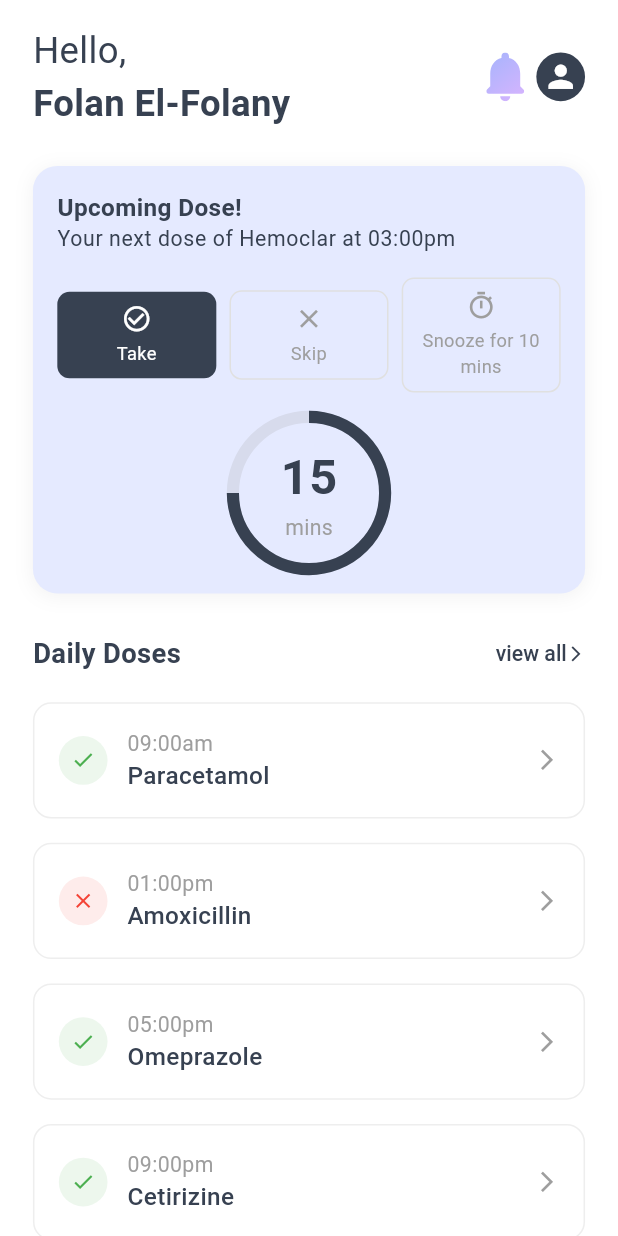
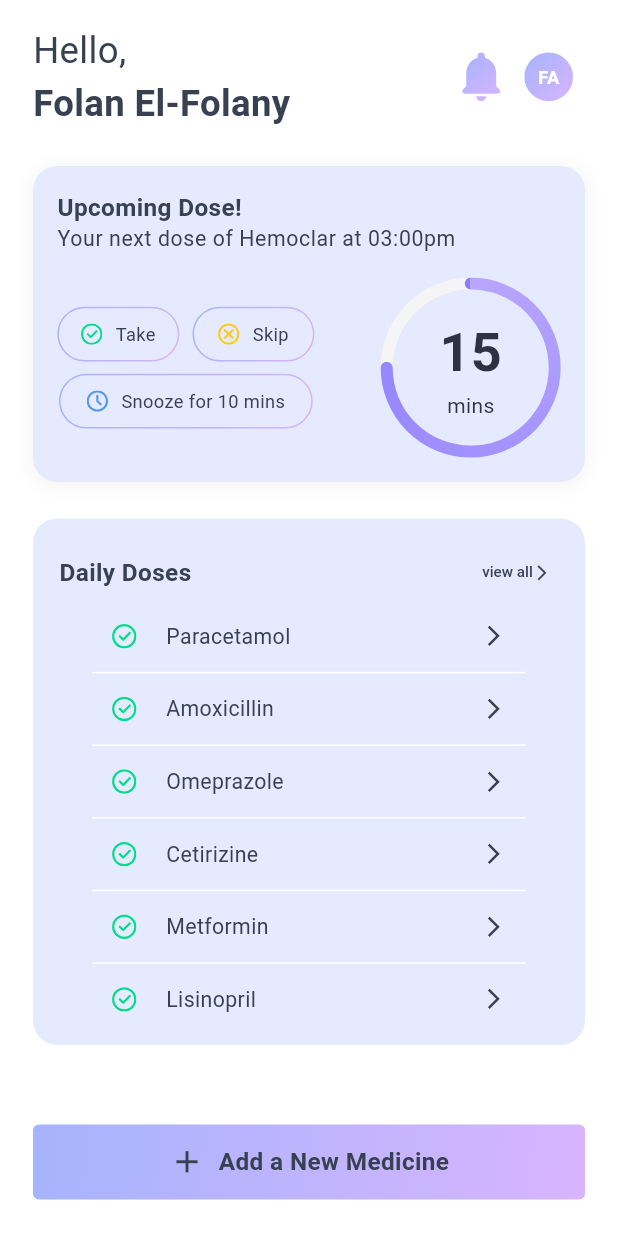
Before and after one commit to ahmed-tarek-salem/ovida, a Flutter app: the screen it shows after launch, after a tap on "Take", on a phone screen of 412 x 824 dp. Run offline on Flutter 3.47's test engine with Material 3 defaults, Android fonts, the phone set to English and light mode, and no system bars; our stand-ins replace auto_route, bloc, dio, equatable, flutter_bloc, flutter_form_builder and 9 more; accounts and stored records are empty; Roboto replaces fonts that are missing (ReadexPro).

Commit message:
feat: Add home screen ui

```diff
--- a/lib/src/core/constants/app_icons.dart
+++ b/lib/src/core/constants/app_icons.dart
@@ -6,4 +6,7 @@ class AppIcons {
   static const String calendar = '${_path}calendar.svg';
   static const String add = '${_path}add.svg';
   static const String notifications = '${_path}notifications.svg';
+  static const String take = '${_path}take.svg';
+  static const String snooze = '${_path}snooze.svg';
+  static const String skip = '${_path}skip.svg';
 }
--- /dev/null
+++ b/lib/src/features/daily_doses/presentation/cubit/daily_doses_cubit.dart
@@ -0,0 +1,8 @@
+import 'package:bloc/bloc.dart';
+import 'package:equatable/equatable.dart';
+
+part 'daily_doses_state.dart';
+
+class DailyDosesCubit extends Cubit<DailyDosesState> {
+  DailyDosesCubit() : super(DailyDosesInitial());
+}
--- /dev/null
+++ b/lib/src/features/daily_doses/presentation/cubit/daily_doses_state.dart
@@ -0,0 +1,10 @@
+part of 'daily_doses_cubit.dart';
+
+abstract class DailyDosesState extends Equatable {
+  const DailyDosesState();
+
+  @override
+  List<Object> get props => [];
+}
+
+class DailyDosesInitial extends DailyDosesState {}
--- /dev/null
+++ b/lib/src/features/daily_doses/presentation/screens/daily_doses_screen.dart
@@ -0,0 +1,10 @@
+import 'package:flutter/material.dart';
+
+class DailyDosesScreen extends StatelessWidget {
+  const DailyDosesScreen({super.key});
+
+  @override
+  Widget build(BuildContext context) {
+    return Scaffold();
+  }
+}
--- /dev/null
+++ b/lib/src/features/home/presentation/containers/home_header_container.dart
@@ -0,0 +1,61 @@
+part of 'package:ovida/src/features/home/presentation/screens/home_screen.dart';
+
+class _HomeHeaderContainer extends StatelessWidget {
+  const _HomeHeaderContainer({super.key});
+
+  @override
+  Widget build(BuildContext context) {
+    return Row(
+      children: [
+        Column(
+          crossAxisAlignment: CrossAxisAlignment.start,
+          children: [
+            Text(
+              'Hello,',
+              style: TextStyle(
+                fontSize: 24.sp,
+                color: AppColors.primary,
+                fontWeight: FontWeight.w400,
+              ),
+            ),
+            Text(
+              'Folan El-Folany',
+              style: TextStyle(
+                fontSize: 24.sp,
+                color: AppColors.primary,
+                fontWeight: FontWeight.w700,
+              ),
+            ),
+          ],
+        ),
+        const Spacer(),
+        IconButton(
+          onPressed: () {},
+          icon: SvgPicture.asset(
+            AppIcons.notifications,
+            height: 32.r,
+          ),
+        ),
+        IconButton(
+          onPressed: () {},
+          icon: Container(
+            width: 32.r,
+            height: 32.r,
+            decoration: BoxDecoration(
+                shape: BoxShape.circle, gradient: AppColors.primaryGradient),
+            child: Center(
+              child: Text(
+                "FA",
+                style: TextStyle(
+                  fontSize: 12.sp,
+                  color: Colors.white,
+                  fontWeight: FontWeight.w700,
+                ),
+              ),
+            ),
+          ),
+        ),
+      ],
+    );
+  }
+}
--- /dev/null
+++ b/lib/src/features/home/presentation/containers/upcoming_dose_container.dart
@@ -0,0 +1,215 @@
+part of 'package:ovida/src/features/home/presentation/screens/home_screen.dart';
+
+class _UpcomingDoseContainer extends StatelessWidget {
+  const _UpcomingDoseContainer();
+
+  @override
+  Widget build(BuildContext context) {
+    return Container(
+      padding: EdgeInsets.all(16.r),
+      decoration: BoxDecoration(
+        color: AppColors.sectionsBackground,
+        borderRadius: BorderRadius.circular(16.r),
+        boxShadow: [
+          BoxShadow(
+            color: Colors.black.withOpacity(0.05),
+            blurRadius: 10,
+            offset: const Offset(0, 2),
+          ),
+        ],
+      ),
+      child: Column(
+        crossAxisAlignment: CrossAxisAlignment.start,
+        children: [
+          Text(
+            'Upcoming Dose!',
+            style: TextStyle(
+              fontSize: 16.sp,
+              fontWeight: FontWeight.w700,
+            ),
+          ),
+          Text('Your next dose of Hemoclar at 03:00pm',
+              style: Theme.of(context).textTheme.bodySmall),
+          SizedBox(height: 16.h),
+          Row(
+            children: [
+              Column(
+                children: [
+                  Row(
+                    children: [
+                      BorderedButtonWithIcon(
+                        height: 36.h,
+                        width: 74.w,
+                        text: "Take",
+                        iconPath: AppIcons.take,
+                        onPressed: () {},
+                      ),
+                      SizedBox(width: 8.w),
+                      BorderedButtonWithIcon(
+                        height: 36.h,
+                        width: 74.w,
+                        text: "Skip",
+                        iconPath: AppIcons.skip,
+                        onPressed: () {},
+                      ),
+                    ],
+                  ),
+                  SizedBox(height: 8.h),
+                  BorderedButtonWithIcon(
+                    height: 36.h,
+                    width: 154.w,
+                    text: "Snooze for 10 mins",
+                    iconPath: AppIcons.snooze,
+                    onPressed: () {},
+                  ),
+                ],
+              ),
+              Spacer(),
+              GradientTimerWidget(
+                totalTimeInMinutes: 15,
+                gradientColors: const [
+                  Color(0xFFB8A6FF),
+                  Color(0xFF8B7CFF)
+                ], // Purple gradient
+                strokeWidth: 8.0,
+              ),
+            ],
+          ),
+        ],
+      ),
+    );
+  }
+}
+
+class GradientTimerWidget extends StatefulWidget {
+  final int totalTimeInMinutes;
+  final List<Color> gradientColors;
+  final double strokeWidth;
+  final TextStyle timeTextStyle;
+  final TextStyle labelTextStyle;
+
+  const GradientTimerWidget({
+    Key? key,
+    required this.totalTimeInMinutes,
+    this.gradientColors = const [Color(0xFFB8A6FF), Color(0xFF8B7CFF)],
+    this.strokeWidth = 8.0,
+    this.timeTextStyle = const TextStyle(
+      fontSize: 36,
+      fontWeight: FontWeight.bold,
+      color: Color(0xFF2D3142),
+    ),
+    this.labelTextStyle = const TextStyle(
+      fontSize: 14,
+      color: Color(0xFF2D3142),
+    ),
+  }) : super(key: key);
+
+  @override
+  State<GradientTimerWidget> createState() => _GradientTimerWidgetState();
+}
+
+class _GradientTimerWidgetState extends State<GradientTimerWidget> {
+  double _progress = 0.5;
+
+  @override
+  void initState() {
+    super.initState();
+  }
+
+  @override
+  void dispose() {
+    super.dispose();
+  }
+
+  @override
+  Widget build(BuildContext context) {
+    return Stack(
+      alignment: Alignment.center,
+      children: [
+        SizedBox(
+          width: 120,
+          height: 120,
+          child: CustomPaint(
+            painter: GradientCircularProgressPainter(
+              progress: 0.75,
+              strokeWidth: widget.strokeWidth,
+              gradientColors: widget.gradientColors,
+            ),
+          ),
+        ),
+        Column(
+          mainAxisSize: MainAxisSize.min,
+          children: [
+            Text(
+              "15",
+              style: widget.timeTextStyle,
+            ),
+            Text(
+              'mins',
+              style: widget.labelTextStyle,
+            ),
+          ],
+        ),
+      ],
+    );
+  }
+}
+
+class GradientCircularProgressPainter extends CustomPainter {
+  final double progress;
+  final double strokeWidth;
+  final List<Color> gradientColors;
+
+  GradientCircularProgressPainter({
+    required this.progress,
+    required this.strokeWidth,
+    required this.gradientColors,
+  });
+
+  @override
+  void paint(Canvas canvas, Size size) {
+    final center = Offset(size.width / 2, size.height / 2);
+    final radius = (size.width - strokeWidth) / 2;
+
+    // Background circle (optional - light gray background)
+    final backgroundPaint = Paint()
+      ..color = Colors.grey.shade100
+      ..style = PaintingStyle.stroke
+      ..strokeWidth = strokeWidth;
+
+    canvas.drawCircle(center, radius, backgroundPaint);
+
+    // Progress arc with gradient
+    final rect = Rect.fromCircle(center: center, radius: radius);
+    final gradient = SweepGradient(
+      colors: gradientColors,
+      startAngle: 3 * 3.14 / 2, // Start from top (270 degrees)
+      endAngle: 7 * 3.14 / 2, // Full circle (270 + 360 degrees)
+      tileMode: TileMode.repeated,
+    );
+
+    final progressPaint = Paint()
+      ..shader = gradient.createShader(rect)
+      ..style = PaintingStyle.stroke
+      ..strokeWidth = strokeWidth
+      ..strokeCap = StrokeCap.round;
+
+    final startAngle = -3.14 / 2; // Start from top (270 degrees in radians)
+    final sweepAngle = 2 * 3.14 * progress; // Full circle is 2*PI radians
+
+    canvas.drawArc(
+      rect,
+      startAngle,
+      sweepAngle,
+      false,
+      progressPaint,
+    );
+  }
+
+  @override
+  bool shouldRepaint(covariant GradientCircularProgressPainter oldDelegate) {
+    return oldDelegate.progress != progress ||
+        oldDelegate.strokeWidth != strokeWidth ||
+        oldDelegate.gradientColors != gradientColors;
+  }
+}
--- a/lib/src/features/home/presentation/screens/home_screen.dart
+++ b/lib/src/features/home/presentation/screens/home_screen.dart
@@ -1,9 +1,18 @@
+import 'dart:async';
+
 import 'package:flutter/material.dart';
 import 'package:flutter_screenutil/flutter_screenutil.dart';
 import 'package:flutter_svg/flutter_svg.dart';
 import 'package:ovida/src/core/constants/app_colors.dart';
 import 'package:ovida/src/core/constants/app_constants.dart';
 import 'package:ovida/src/core/constants/app_icons.dart';
+import 'package:ovida/src/core/shared/widgets/gradient_elevated_button.dart';
+import 'package:ovida/src/core/utilities/app_logger.dart';
+import 'package:ovida/src/features/home/presentation/widgets/dose_tile.dart';
+import 'package:ovida/src/features/home/presentation/widgets/gradient_bordered_button_with_icon.dart';
+
+part '../containers/home_header_container.dart';
+part '../containers/upcoming_dose_container.dart';
 
 class HomeScreen extends StatelessWidget {
   const HomeScreen({super.key});
@@ -12,196 +21,27 @@ class HomeScreen extends StatelessWidget {
   Widget build(BuildContext context) {
     return Scaffold(
       body: SafeArea(
+        child: Column(
+          children: [
+            Expanded(
               child: ListView(
                 padding: EdgeInsets.symmetric(
                   horizontal: AppConstants.horizontalPadding,
                 ),
                 children: [
                   SizedBox(height: 16.h),
-            _buildHeader(),
+                  _HomeHeaderContainer(),
                   SizedBox(height: 24.h),
-            _buildUpcomingDose(context),
+                  _UpcomingDoseContainer(),
                   SizedBox(height: 24.h),
                   _buildDailyDoses(),
-            SizedBox(height: 24.h),
-            _buildAddMedicineButton(),
                   SizedBox(height: 24.h),
                 ],
               ),
             ),
-    );
-  }
-
-  Widget _buildHeader() {
-    return Row(
-      children: [
-        Column(
-          crossAxisAlignment: CrossAxisAlignment.start,
-          children: [
-            Text(
-              'Hello,',
-              style: TextStyle(
-                fontSize: 24.sp,
-                color: AppColors.primary,
-                fontWeight: FontWeight.w400,
-              ),
-            ),
-            Text(
-              'Folan El-Folany',
-              style: TextStyle(
-                fontSize: 24.sp,
-                color: AppColors.primary,
-                fontWeight: FontWeight.w700,
-              ),
-            ),
+            _buildAddMedicineButton(),
+            SizedBox(height: 24.h),
           ],
-        ),
-        const Spacer(),
-        IconButton(
-          onPressed: () {},
-          icon: SvgPicture.asset(
-            AppIcons.notifications,
-            height: 32.r,
-          ),
-        ),
-        CircleAvatar(
-          radius: 16.r,
-          backgroundColor: AppColors.primary,
-          child: Icon(Icons.person, color: Colors.white, size: 24.r),
-        ),
-      ],
-    );
-  }
-
-  Widget _buildUpcomingDose(BuildContext context) {
-    return Container(
-      padding: EdgeInsets.all(16.r),
-      decoration: BoxDecoration(
-        color: AppColors.sectionsBackground,
-        borderRadius: BorderRadius.circular(16.r),
-        boxShadow: [
-          BoxShadow(
-            color: Colors.black.withOpacity(0.05),
-            blurRadius: 10,
-            offset: const Offset(0, 2),
-          ),
-        ],
-      ),
-      child: Column(
-        crossAxisAlignment: CrossAxisAlignment.start,
-        children: [
-          Text(
-            'Upcoming Dose!',
-            style: TextStyle(
-              fontSize: 16.sp,
-              fontWeight: FontWeight.w700,
-            ),
-          ),
-          Text('Your next dose of Hemoclar at 03:00pm',
-              style: Theme.of(context).textTheme.bodySmall),
-          SizedBox(height: 16.h),
-          Row(
-            children: [
-              _buildActionButton(
-                onTap: () {},
-                text: 'Take',
-                icon: Icons.check_circle_outline,
-                isPrimary: true,
-              ),
-              SizedBox(width: 8.w),
-              _buildActionButton(
-                onTap: () {},
-                text: 'Skip',
-                icon: Icons.close,
-              ),
-              SizedBox(width: 8.w),
-              _buildActionButton(
-                onTap: () {},
-                text: 'Snooze for 10 mins',
-                icon: Icons.timer_outlined,
-              ),
-            ],
-          ),
-          SizedBox(height: 16.h),
-          Center(
-            child: Stack(
-              alignment: Alignment.center,
-              children: [
-                SizedBox(
-                  height: 100.r,
-                  width: 100.r,
-                  child: CircularProgressIndicator(
-                    value: 0.75,
-                    strokeWidth: 8.r,
-                    backgroundColor: Colors.grey.withOpacity(0.2),
-                    valueColor: AlwaysStoppedAnimation(AppColors.primary),
-                  ),
-                ),
-                Column(
-                  children: [
-                    Text(
-                      '15',
-                      style: TextStyle(
-                        fontSize: 32.sp,
-                        fontWeight: FontWeight.w700,
-                      ),
-                    ),
-                    Text(
-                      'mins',
-                      style: TextStyle(
-                        fontSize: 14.sp,
-                        color: Colors.grey,
-                      ),
-                    ),
-                  ],
-                ),
-              ],
-            ),
-          ),
-        ],
-      ),
-    );
-  }
-
-  Widget _buildActionButton({
-    required VoidCallback onTap,
-    required String text,
-    required IconData icon,
-    bool isPrimary = false,
-  }) {
-    return Expanded(
-      child: Material(
-        color: isPrimary ? AppColors.primary : Colors.transparent,
-        borderRadius: BorderRadius.circular(8.r),
-        child: InkWell(
-          onTap: onTap,
-          borderRadius: BorderRadius.circular(8.r),
-          child: Container(
-            padding: EdgeInsets.symmetric(vertical: 8.h),
-            decoration: BoxDecoration(
-              border:
-                  isPrimary ? null : Border.all(color: Colors.grey.shade300),
-              borderRadius: BorderRadius.circular(8.r),
-            ),
-            child: Column(
-              children: [
-                Icon(
-                  icon,
-                  color: isPrimary ? Colors.white : Colors.grey,
-                  size: 20.r,
-                ),
-                SizedBox(height: 4.h),
-                Text(
-                  text,
-                  style: TextStyle(
-                    fontSize: 12.sp,
-                    color: isPrimary ? Colors.white : Colors.grey,
-                  ),
-                  textAlign: TextAlign.center,
-                ),
-              ],
-            ),
-          ),
         ),
       ),
     );
@@ -217,7 +57,13 @@ class HomeScreen extends StatelessWidget {
       {'time': '05:00am', 'medicine': 'Lisinopril', 'taken': true},
     ];
 
-    return Column(
+    return Container(
+      padding: EdgeInsets.symmetric(vertical: 20.h, horizontal: 16.w),
+      decoration: BoxDecoration(
+        color: AppColors.sectionsBackground,
+        borderRadius: BorderRadius.circular(16.r),
+      ),
+      child: Column(
         crossAxisAlignment: CrossAxisAlignment.start,
         children: [
           Row(
@@ -226,8 +72,8 @@ class HomeScreen extends StatelessWidget {
               Text(
                 'Daily Doses',
                 style: TextStyle(
-                fontSize: 18.sp,
-                fontWeight: FontWeight.w600,
+                  fontSize: 16.sp,
+                  fontWeight: FontWeight.w700,
                 ),
               ),
               TextButton(
@@ -237,7 +83,7 @@ class HomeScreen extends StatelessWidget {
                     Text(
                       'view all',
                       style: TextStyle(
-                      fontSize: 14.sp,
+                        fontSize: 10.sp,
                         color: AppColors.primary,
                       ),
                     ),
@@ -252,93 +98,33 @@ class HomeScreen extends StatelessWidget {
             ],
           ),
           SizedBox(height: 16.h),
-        ...doses.map((dose) => _buildDoseItem(
-              time: dose['time'] as String,
-              medicine: dose['medicine'] as String,
-              taken: dose['taken'] as bool,
-            )),
-      ],
-    );
-  }
-
-  Widget _buildDoseItem({
-    required String time,
-    required String medicine,
-    required bool taken,
-  }) {
-    return Padding(
-      padding: EdgeInsets.only(bottom: 16.h),
-      child: InkWell(
-        onTap: () {},
-        borderRadius: BorderRadius.circular(12.r),
-        child: Container(
-          padding: EdgeInsets.all(16.r),
-          decoration: BoxDecoration(
-            color: Colors.white,
-            borderRadius: BorderRadius.circular(12.r),
-            border: Border.all(color: Colors.grey.shade200),
-          ),
-          child: Row(
-            children: [
-              Container(
-                padding: EdgeInsets.all(8.r),
-                decoration: BoxDecoration(
-                  color: taken
-                      ? Colors.green.withOpacity(0.1)
-                      : Colors.red.withOpacity(0.1),
-                  shape: BoxShape.circle,
-                ),
-                child: Icon(
-                  taken ? Icons.check : Icons.close,
-                  color: taken ? Colors.green : Colors.red,
-                  size: 16.r,
+          ...List.generate(
+            doses.length,
+            (index) => Padding(
+              padding: EdgeInsets.symmetric(
+                  horizontal: AppConstants.horizontalPadding),
+              child: DoseTile(
+                time: doses[index]['time'] as String,
+                medicine: doses[index]['medicine'] as String,
+                withOutDivider: index == doses.length - 1,
               ),
             ),
-              SizedBox(width: 12.w),
-              Column(
-                crossAxisAlignment: CrossAxisAlignment.start,
-                children: [
-                  Text(
-                    time,
-                    style: TextStyle(
-                      fontSize: 14.sp,
-                      color: Colors.grey,
           ),
-                  ),
-                  Text(
-                    medicine,
-                    style: TextStyle(
-                      fontSize: 16.sp,
-                      fontWeight: FontWeight.w500,
-                    ),
-                  ),
+          // ...doses.map((dose) => _buildDoseItem(
+          //       time: dose['time'] as String,
+          //       medicine: dose['medicine'] as String,
+          //       taken: dose['taken'] as bool,
+          //     )),
         ],
-              ),
-              const Spacer(),
-              Icon(
-                Icons.arrow_forward_ios,
-                size: 16.r,
-                color: Colors.grey,
-              ),
-            ],
-          ),
-        ),
       ),
     );
   }
 
   Widget _buildAddMedicineButton() {
-    return Material(
-      color: Colors.transparent,
-      child: InkWell(
-        onTap: () {},
-        borderRadius: BorderRadius.circular(12.r),
-        child: Container(
-          padding: EdgeInsets.all(16.r),
-          decoration: BoxDecoration(
-            border: Border.all(color: Colors.grey.shade300),
-            borderRadius: BorderRadius.circular(12.r),
-          ),
+    return Padding(
+      padding: EdgeInsets.symmetric(horizontal: AppConstants.horizontalPadding),
+      child: GradientButton(
+        onPressed: () {},
         child: Row(
           mainAxisAlignment: MainAxisAlignment.center,
           children: [
@@ -353,13 +139,12 @@ class HomeScreen extends StatelessWidget {
               style: TextStyle(
                 fontSize: 16.sp,
                 color: AppColors.primary,
-                  fontWeight: FontWeight.w500,
+                fontWeight: FontWeight.w700,
               ),
             ),
           ],
         ),
       ),
-      ),
     );
   }
 }
--- /dev/null
+++ b/lib/src/features/home/presentation/widgets/dose_tile.dart
@@ -0,0 +1,50 @@
+import 'package:flutter/material.dart';
+import 'package:flutter_screenutil/flutter_screenutil.dart';
+import 'package:flutter_svg/flutter_svg.dart';
+import 'package:ovida/src/core/constants/app_colors.dart';
+import 'package:ovida/src/core/constants/app_icons.dart';
+
+class DoseTile extends StatelessWidget {
+  final String time;
+  final String medicine;
+  final bool withOutDivider;
+  const DoseTile(
+      {super.key,
+      required this.time,
+      required this.medicine,
+      this.withOutDivider = false});
+
+  @override
+  Widget build(BuildContext context) {
+    return Column(
+      children: [
+        Padding(
+          padding: EdgeInsets.symmetric(horizontal: 12.w),
+          child: Row(
+            children: [
+              SvgPicture.asset(
+                AppIcons.take,
+                height: 16.r,
+              ),
+              SizedBox(width: 18.w),
+              Text(
+                medicine,
+                style: TextStyle(
+                  fontSize: 14.sp,
+                  fontWeight: FontWeight.w400,
+                ),
+              ),
+              const Spacer(),
+              Icon(
+                Icons.arrow_forward_ios,
+                size: 16.r,
+                color: AppColors.primary,
+              ),
+            ],
+          ),
+        ),
+        if (!withOutDivider) Divider(color: Colors.white, height: 28.h),
+      ],
+    );
+  }
+}
--- /dev/null
+++ b/lib/src/features/home/presentation/widgets/gradient_bordered_button_with_icon.dart
@@ -0,0 +1,51 @@
+import 'package:flutter/material.dart';
+import 'package:flutter_screenutil/flutter_screenutil.dart';
+import 'package:flutter_svg/flutter_svg.dart';
+import 'package:gradient_borders/box_borders/gradient_box_border.dart';
+import 'package:ovida/src/core/constants/app_colors.dart';
+
+class BorderedButtonWithIcon extends StatelessWidget {
+  final double height;
+  final double width;
+  final String text;
+  final String iconPath;
+  final VoidCallback onPressed;
+  const BorderedButtonWithIcon({
+    required this.height,
+    required this.width,
+    required this.text,
+    required this.iconPath,
+    required this.onPressed,
+    super.key,
+  });
+
+  @override
+  Widget build(BuildContext context) {
+    return Container(
+      height: height,
+      width: width,
+      decoration: BoxDecoration(
+          border: GradientBoxBorder(
+            gradient: AppColors.primaryGradient,
+            width: 1.sp,
+          ),
+          borderRadius: BorderRadius.circular(50.sp)),
+      child: GestureDetector(
+        onTap: onPressed,
+        child: Row(
+          mainAxisAlignment: MainAxisAlignment.center,
+          children: [
+            SvgPicture.asset(iconPath, height: 14.h),
+            SizedBox(width: 8.w),
+            Text(
+              text,
+              style: TextStyle(
+                fontSize: 12.sp,
+              ),
+            )
+          ],
+        ),
+      ),
+    );
+  }
+}
```
Also changed, not shown: assets/icons/skip.svg (added), assets/icons/snooze.svg (added), assets/icons/take.svg (added). Lines whose indentation alone changed are shown as unchanged.
